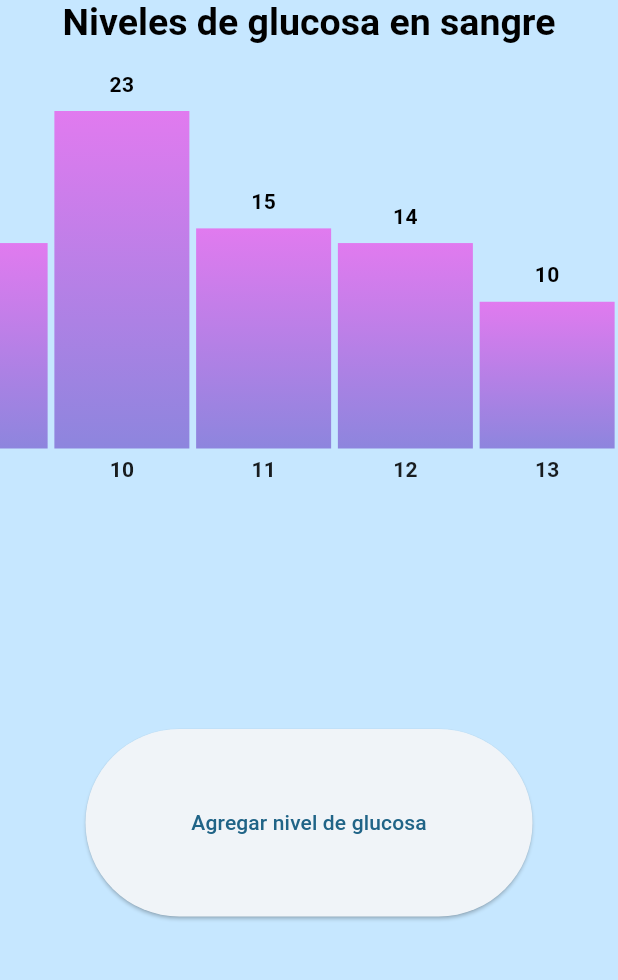
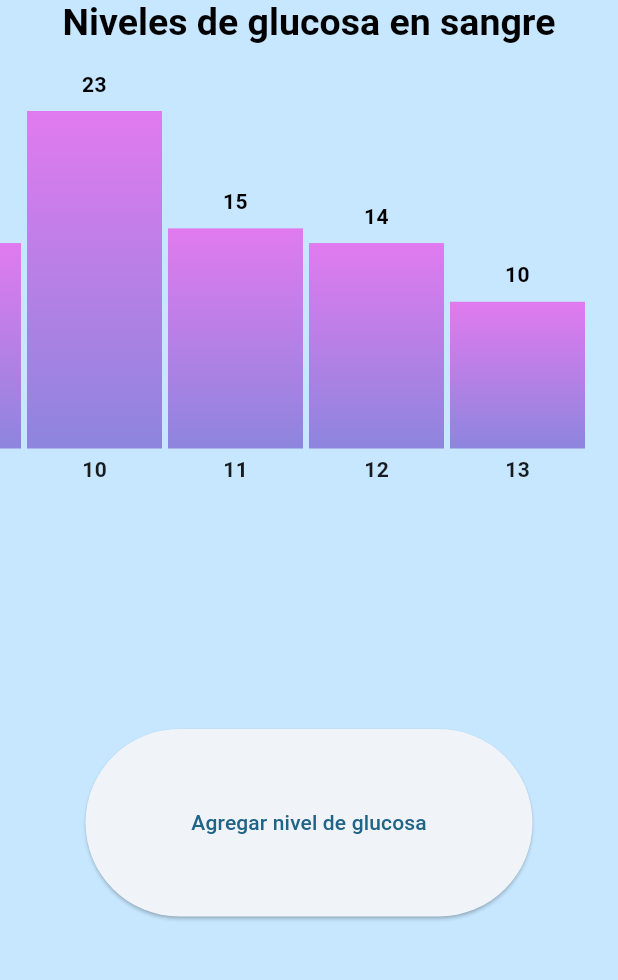
Before and after one commit to PedroLucero/DaniellaB-Thesis-ICA, a Flutter app: the GraphPage screen opened directly, on a phone screen of 412 x 824 dp, the part 84-1064 px from its top. Run offline on Flutter 3.47's test engine with Material 3 defaults, Android fonts, the phone set to English and light mode, and no system bars; drawn by our look-alikes of fl_chart.

Commit message:
Saving before large changes to glucoseRecord handling
graph_screen.dart:
- DayBriefing was fixed to actually show somewhat nicely the data that is in
- Still kinda... eh
- But it works

```diff
--- a/lib/graph_screen.dart
+++ b/lib/graph_screen.dart
@@ -3,13 +3,14 @@ import 'package:daniella_tesis_app/main.dart';
 import 'package:daniella_tesis_app/test_screen.dart';
 import 'package:fl_chart/fl_chart.dart';
 import 'package:flutter/material.dart';
+import 'package:flutter/widgets.dart';
 import 'package:intl/intl.dart';
 import 'package:provider/provider.dart';
 
 class _BarChart extends StatelessWidget {
   final BuildContext context;
-  final MyAppState
-      appstate; // SOMEHOW this line of code spares me from using Consumer<AppState>()
+  final MyAppState appstate;
+  // SOMEHOW this line of code spares me from using Consumer<AppState>()
   // THE POWER OF LISTENING BABYYY
 
   _BarChart(this.context, this.appstate);
@@ -80,7 +81,7 @@ class _BarChart extends StatelessWidget {
         ),
       );
 
-  Widget getTitles(double value, TitleMeta meta) {
+  Widget getDateTitles(double value, TitleMeta meta) {
     var glucoseRecord = appstate.glucoseRecords;
     final style = TextStyle(
       // color: AppColors.contentColorBlue.darken(20),
@@ -110,19 +111,17 @@ class _BarChart extends StatelessWidget {
           sideTitles: SideTitles(
             showTitles: true,
             reservedSize: 30,
-            getTitlesWidget: getTitles,
+            getTitlesWidget: getDateTitles,
           ),
         ),
-        leftTitles: const AxisTitles(
-          sideTitles: SideTitles(
-              // Acá le ponemos la medida de grid luego ---------------------------------------------------
-              showTitles: false),
+        leftTitles: AxisTitles(
+          sideTitles: SideTitles(),
         ),
         topTitles: const AxisTitles(
-          sideTitles: SideTitles(showTitles: false),
+          sideTitles: SideTitles(),
         ),
         rightTitles: const AxisTitles(
-          sideTitles: SideTitles(showTitles: false),
+          sideTitles: SideTitles(),
         ),
       );
 
@@ -184,18 +183,34 @@ class DayBriefing extends StatelessWidget {
             ),
           ],
         ),
-        body: Consumer<MyAppState>(
+        body: Container(
+          color: Color.fromARGB(255, 167, 218, 241),
+          child: Center(
+            child: Consumer<MyAppState>(
               builder: (context, appState, child) {
                 return SingleChildScrollView(
                   child: Column(
-                // Next OOB is getting the little logic I had down in that commented code into this generator
                     children: List<Widget>.generate(
                         glucoseRecord[index].record.dataPoints.length,
-                    (i) =>
-                        Text("${glucoseRecord[index].record.dataPoints[i]}")),
+                        (i) => Column(
+                              children: [
+                                Text("${glucoseRecord[index].date}"),
+                                Text(
+                                    "${glucoseRecord[index].record.dataPoints[i]}"),
+                                ElevatedButton(
+                                  child: Text('Cerrar'),
+                                  onPressed: () => Navigator.pop(context),
+                                ),
+                                SizedBox(
+                                  height: 50,
+                                ),
+                              ],
+                            )),
                   ),
                 );
               },
+            ),
+          ),
         ),
         // body: Container(
         //   color: Colors.lightBlue,
@@ -271,12 +286,13 @@ class _GraphPageState extends State<GraphPage> {
                 scrollDirection: Axis.horizontal,
                 reverse: true,
                 child: SizedBox(
-                  width: (samples + (samples / 20)) * 90,
-                  child: _BarChart(context, appstate),
+                  width: (samples + (samples / 10)) * 90,
+                  child: Padding(
+                      padding: EdgeInsets.fromLTRB(20, 0, 20, 0),
+                      child: _BarChart(context, appstate)),
                 ),
               ),
             ),
-            // ),
             Expanded(
               child: Align(
                 alignment: Alignment.center,
```
Lines whose indentation alone changed are shown as unchanged.
